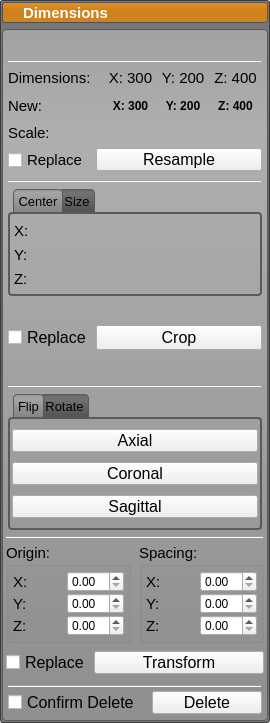
Above: Interface/AppInterface/LayerGroupWidget.ui from jessdtate/Seg3D before the change. Below: the same form after it.
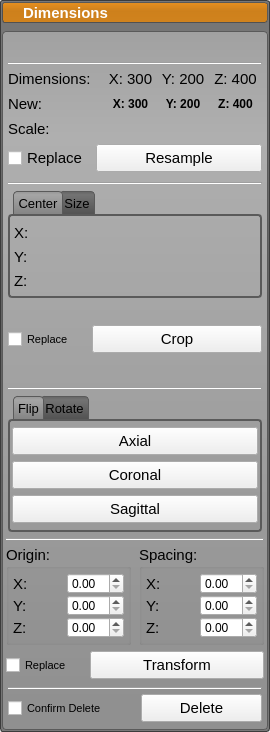
That is the form after the change. The open tabs and pages were chosen to show the change. Icons and pictures are not drawn.

The edit to the form file:
```diff
--- a/Interface/AppInterface/LayerGroupWidget.ui
+++ b/Interface/AppInterface/LayerGroupWidget.ui
@@ -7,7 +7,7 @@
     <x>0</x>
     <y>0</y>
     <width>270</width>
-    <height>723</height>
+    <height>732</height>
    </rect>
   </property>
   <property name="sizePolicy">
@@ -903,6 +903,18 @@
               </property>
               <item>
                <widget class="QCheckBox" name="resample_replace_checkBox_">
+                <property name="minimumSize">
+                 <size>
+                  <width>0</width>
+                  <height>32</height>
+                 </size>
+                </property>
+                <property name="maximumSize">
+                 <size>
+                  <width>16777215</width>
+                  <height>32</height>
+                 </size>
+                </property>
                 <property name="toolTip">
                  <string>Check this box to replace the current layer with the resampled one</string>
                 </property>
@@ -922,18 +934,18 @@
                 <property name="minimumSize">
                  <size>
                   <width>0</width>
-                  <height>23</height>
+                  <height>28</height>
                  </size>
                 </property>
                 <property name="maximumSize">
                  <size>
                   <width>16777215</width>
-                  <height>23</height>
+                  <height>28</height>
                  </size>
                 </property>
                 <property name="font">
                  <font>
-                  <pointsize>12</pointsize>
+                  <pointsize>11</pointsize>
                  </font>
                 </property>
                 <property name="text">
@@ -991,7 +1003,7 @@
                <number>1</number>
               </property>
               <property name="elideMode">
-               <enum>Qt::ElideRight</enum>
+               <enum>Qt::ElideNone</enum>
               </property>
               <widget class="QWidget" name="tab">
                <property name="minimumSize">
@@ -1257,12 +1269,18 @@
                  <property name="minimumSize">
                   <size>
                    <width>80</width>
-                   <height>0</height>
+                   <height>32</height>
+                  </size>
+                 </property>
+                 <property name="maximumSize">
+                  <size>
+                   <width>16777215</width>
+                   <height>32</height>
                   </size>
                  </property>
                  <property name="font">
                   <font>
-                   <pointsize>12</pointsize>
+                   <pointsize>8</pointsize>
                   </font>
                  </property>
                  <property name="toolTip">
@@ -1284,18 +1302,18 @@
                  <property name="minimumSize">
                   <size>
                    <width>0</width>
-                   <height>25</height>
+                   <height>28</height>
                   </size>
                  </property>
                  <property name="maximumSize">
                   <size>
                    <width>16777215</width>
-                   <height>25</height>
+                   <height>28</height>
                   </size>
                  </property>
                  <property name="font">
                   <font>
-                   <pointsize>12</pointsize>
+                   <pointsize>11</pointsize>
                   </font>
                  </property>
                  <property name="text">
@@ -1381,18 +1399,18 @@
                   <property name="minimumSize">
                    <size>
                     <width>0</width>
-                    <height>23</height>
+                    <height>28</height>
                    </size>
                   </property>
                   <property name="maximumSize">
                    <size>
                     <width>16777215</width>
-                    <height>23</height>
+                    <height>28</height>
                    </size>
                   </property>
                   <property name="font">
                    <font>
-                    <pointsize>12</pointsize>
+                    <pointsize>11</pointsize>
                    </font>
                   </property>
                   <property name="text">
@@ -1411,18 +1429,18 @@
                   <property name="minimumSize">
                    <size>
                     <width>0</width>
-                    <height>23</height>
+                    <height>28</height>
                    </size>
                   </property>
                   <property name="maximumSize">
                    <size>
                     <width>16777215</width>
-                    <height>23</height>
+                    <height>28</height>
                    </size>
                   </property>
                   <property name="font">
                    <font>
-                    <pointsize>12</pointsize>
+                    <pointsize>11</pointsize>
                    </font>
                   </property>
                   <property name="text">
@@ -1441,18 +1459,18 @@
                   <property name="minimumSize">
                    <size>
                     <width>0</width>
-                    <height>23</height>
+                    <height>28</height>
                    </size>
                   </property>
                   <property name="maximumSize">
                    <size>
                     <width>16777215</width>
-                    <height>23</height>
+                    <height>28</height>
                    </size>
                   </property>
                   <property name="font">
                    <font>
-                    <pointsize>12</pointsize>
+                    <pointsize>11</pointsize>
                    </font>
                   </property>
                   <property name="text">
@@ -1847,18 +1865,18 @@
                  <property name="sizePolicy">
                   <sizepolicy hsizetype="Preferred" vsizetype="Fixed">
                    <horstretch>0</horstretch>
-                   <verstretch>0</verstretch>
+                   <verstretch>32</verstretch>
                   </sizepolicy>
                  </property>
                  <property name="minimumSize">
                   <size>
                    <width>80</width>
-                   <height>0</height>
+                   <height>32</height>
                   </size>
                  </property>
                  <property name="font">
                   <font>
-                   <pointsize>12</pointsize>
+                   <pointsize>8</pointsize>
                   </font>
                  </property>
                  <property name="toolTip">
@@ -1880,18 +1898,18 @@
                  <property name="minimumSize">
                   <size>
                    <width>0</width>
-                   <height>23</height>
+                   <height>28</height>
                   </size>
                  </property>
                  <property name="maximumSize">
                   <size>
                    <width>16777215</width>
-                   <height>23</height>
+                   <height>28</height>
                   </size>
                  </property>
                  <property name="font">
                   <font>
-                   <pointsize>12</pointsize>
+                   <pointsize>11</pointsize>
                   </font>
                  </property>
                  <property name="text">
@@ -1928,9 +1946,21 @@
               </property>
               <item>
                <widget class="QCheckBox" name="confirm_delete_checkbox_">
+                <property name="minimumSize">
+                 <size>
+                  <width>0</width>
+                  <height>32</height>
+                 </size>
+                </property>
+                <property name="maximumSize">
+                 <size>
+                  <width>16777215</width>
+                  <height>32</height>
+                 </size>
+                </property>
                 <property name="font">
                  <font>
-                  <pointsize>12</pointsize>
+                  <pointsize>8</pointsize>
                  </font>
                 </property>
                 <property name="text">
@@ -1943,18 +1973,18 @@
                 <property name="minimumSize">
                  <size>
                   <width>0</width>
-                  <height>23</height>
+                  <height>28</height>
                  </size>
                 </property>
                 <property name="maximumSize">
                  <size>
                   <width>16777215</width>
-                  <height>23</height>
+                  <height>28</height>
                  </size>
                 </property>
                 <property name="font">
                  <font>
-                  <pointsize>12</pointsize>
+                  <pointsize>11</pointsize>
                  </font>
                 </property>
                 <property name="text">
```
Left out of the diff: 20 changed lines with no effect on the pictures.
